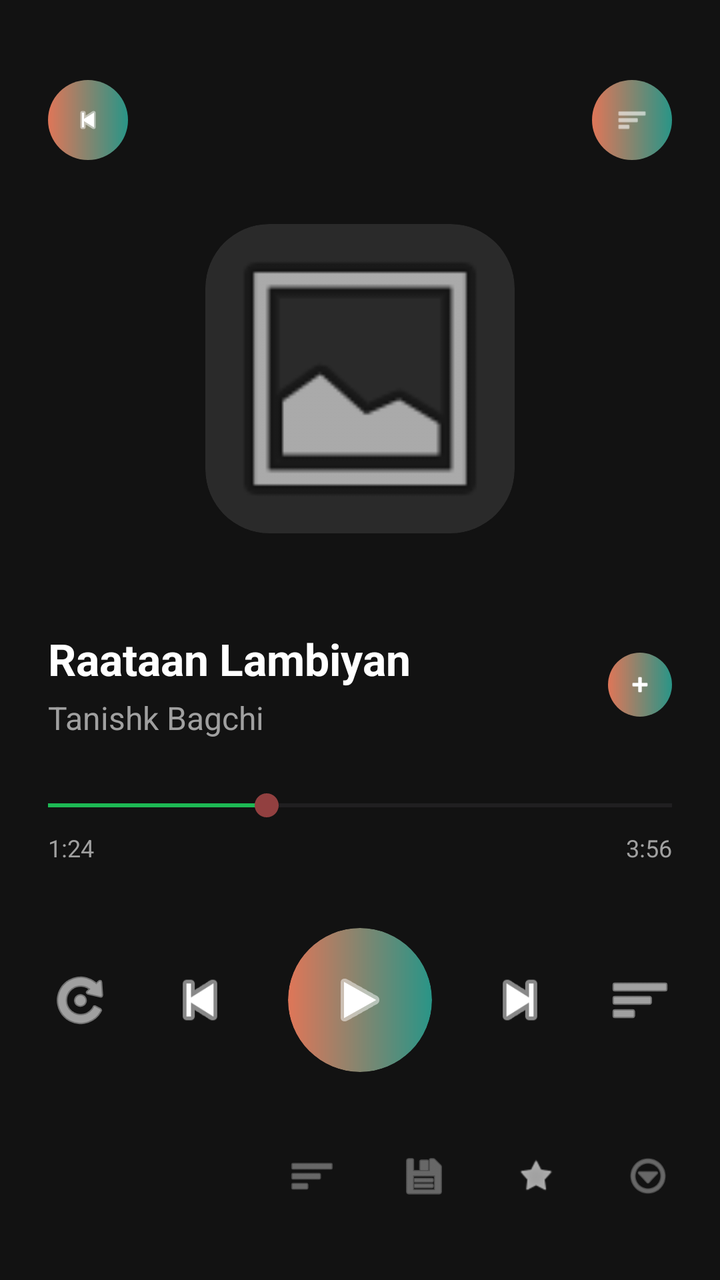
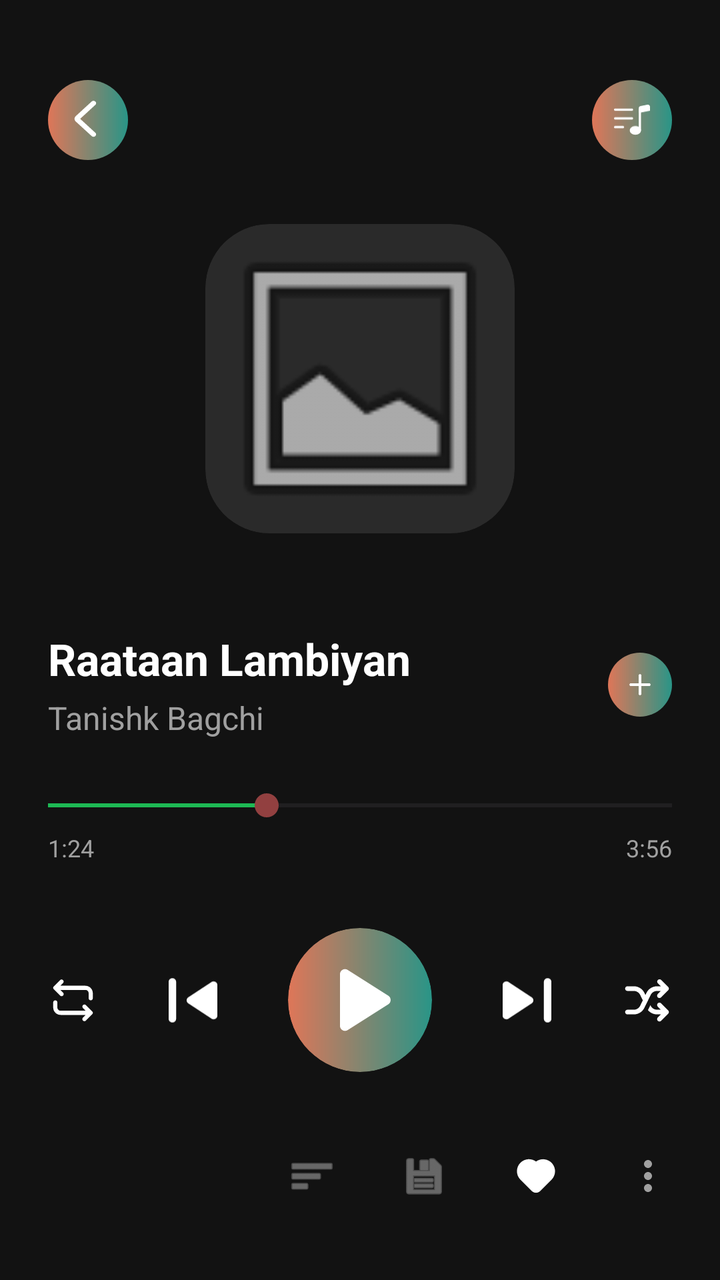

Before-and-after screenshots of an Android layout around one commit, followed by the original layout XML and the change that was made.
<!-- AndroidManifest.xml: application theme Theme.ViBePlayer -->
<!-- res/layout/fragment_player.xml -->
<?xml version="1.0" encoding="utf-8"?>
<androidx.constraintlayout.widget.ConstraintLayout xmlns:android="http://schemas.android.com/apk/res/android"
    xmlns:app="http://schemas.android.com/apk/res-auto"
    xmlns:tools="http://schemas.android.com/tools"
    android:layout_width="match_parent"
    android:layout_height="match_parent"
    android:id="@+id/playerRootLayout"
    android:background="@color/vibe_black"
    android:padding="24dp">

    <FrameLayout
        android:id="@+id/btnDownPlayer"
        android:layout_width="40dp"
        android:layout_height="40dp"
        android:layout_marginTop="16dp"
        android:background="@drawable/bg_chip_outline"
        android:clickable="true"
        android:focusable="true"
        app:layout_constraintStart_toStartOf="parent"
        app:layout_constraintTop_toTopOf="parent">

        <ImageView
            android:layout_width="16dp"
            android:layout_height="16dp"
            android:layout_gravity="center"
            android:src="@android:drawable/ic_media_previous"
            app:tint="@color/white" />
    </FrameLayout>

    <FrameLayout
        android:id="@+id/btnQueue"
        android:layout_width="40dp"
        android:layout_height="40dp"
        android:layout_marginTop="16dp"
        android:background="@drawable/bg_chip_outline"
        android:clickable="true"
        android:focusable="true"
        app:layout_constraintEnd_toEndOf="parent"
        app:layout_constraintTop_toTopOf="parent">

        <ImageView
            android:layout_width="16dp"
            android:layout_height="16dp"
            android:layout_gravity="center"
            android:src="@android:drawable/ic_menu_sort_by_size"
            app:tint="@color/white" />
    </FrameLayout>

    <androidx.cardview.widget.CardView
        android:id="@+id/cardPlayerArt"
        android:layout_width="0dp"
        android:layout_height="0dp"
        android:layout_marginTop="32dp"
        android:layout_marginBottom="48dp"
        app:cardBackgroundColor="#2A2A2A"
        app:cardCornerRadius="32dp"
        app:cardElevation="0dp"
        app:layout_constraintDimensionRatio="1:1"
        app:layout_constraintBottom_toTopOf="@id/layoutSongInfo"
        app:layout_constraintEnd_toEndOf="parent"
        app:layout_constraintStart_toStartOf="parent"
        app:layout_constraintTop_toBottomOf="@id/btnDownPlayer">

        <ImageView
            android:id="@+id/imgPlayerArt"
            android:layout_width="match_parent"
            android:layout_height="match_parent"
            android:scaleType="centerCrop"
            android:src="@android:drawable/ic_menu_gallery" />
    </androidx.cardview.widget.CardView>

    <androidx.constraintlayout.widget.ConstraintLayout
        android:id="@+id/layoutSongInfo"
        android:layout_width="match_parent"
        android:layout_height="wrap_content"
        android:layout_marginBottom="24dp"
        app:layout_constraintBottom_toTopOf="@id/layoutSeekBar">

        <TextView
            android:id="@+id/txtPlayerTitle"
            android:layout_width="0dp"
            android:singleLine="true"
            android:layout_height="wrap_content"
            android:text="Raataan Lambiyan"
            android:textColor="@color/white"
            android:textSize="22sp"
            android:textStyle="bold"
            app:layout_constraintEnd_toStartOf="@id/btnAddPlayer"
            app:layout_constraintStart_toStartOf="parent"
            app:layout_constraintTop_toTopOf="parent" />

        <TextView
            android:id="@+id/txtPlayerArtist"
            android:layout_width="0dp"
            android:layout_height="wrap_content"
            android:layout_marginTop="4dp"
            android:text="Tanishk Bagchi"
            android:textColor="#A0A0A0"
            android:textSize="16sp"
            app:layout_constraintEnd_toStartOf="@id/btnAddPlayer"
            app:layout_constraintStart_toStartOf="parent"
            app:layout_constraintTop_toBottomOf="@id/txtPlayerTitle" />

        <FrameLayout
            android:id="@+id/btnAddPlayer"
            android:layout_width="32dp"
            android:layout_height="32dp"
            android:background="@drawable/bg_chip_outline"
            app:layout_constraintBottom_toBottomOf="parent"
            app:layout_constraintEnd_toEndOf="parent"
            app:layout_constraintTop_toTopOf="parent">

            <ImageView
                android:layout_width="14dp"
                android:layout_height="14dp"
                android:layout_gravity="center"
                android:src="@android:drawable/ic_input_add"
                app:tint="@color/white" />
        </FrameLayout>
    </androidx.constraintlayout.widget.ConstraintLayout>

    <LinearLayout
        android:id="@+id/layoutSeekBar"
        android:layout_width="match_parent"
        android:layout_height="wrap_content"
        android:layout_marginBottom="32dp"
        android:orientation="vertical"
        app:layout_constraintBottom_toTopOf="@id/layoutMainControls">

        <SeekBar
            android:id="@+id/seekBarPlayer"
            android:layout_width="match_parent"
            android:layout_height="wrap_content"
            android:paddingStart="0dp"
            android:paddingEnd="0dp"
            android:progress="35"
            android:progressTint="#1DB954"
            android:thumbTint="#924040" />

        <RelativeLayout
            android:layout_width="match_parent"
            android:layout_height="wrap_content"
            android:layout_marginTop="4dp">

            <TextView
                android:id="@+id/txtCurrentTime"
                android:layout_width="wrap_content"
                android:layout_height="wrap_content"
                android:layout_alignParentStart="true"
                android:text="1:24"
                android:textColor="#A0A0A0"
                android:textSize="12sp" />

            <TextView
                android:id="@+id/txtTotalTime"
                android:layout_width="wrap_content"
                android:layout_height="wrap_content"
                android:layout_alignParentEnd="true"
                android:text="3:56"
                android:textColor="#A0A0A0"
                android:textSize="12sp" />
        </RelativeLayout>
    </LinearLayout>

    <androidx.constraintlayout.widget.ConstraintLayout
        android:id="@+id/layoutMainControls"
        android:layout_width="match_parent"
        android:layout_height="wrap_content"
        android:layout_marginBottom="40dp"
        app:layout_constraintBottom_toTopOf="@id/layoutBottomUtils">

        <ImageView
            android:id="@+id/btnRepeat"
            android:layout_width="32dp"
            android:layout_height="32dp"
            android:src="@android:drawable/ic_menu_rotate"
            app:tint="@color/white"
            app:layout_constraintBottom_toBottomOf="parent"
            app:layout_constraintStart_toStartOf="parent"
            app:layout_constraintTop_toTopOf="parent" />

        <ImageView
            android:id="@+id/btnPrev"
            android:layout_width="36dp"
            android:layout_height="36dp"
            android:src="@android:drawable/ic_media_previous"
            app:tint="@color/white"
            app:layout_constraintBottom_toBottomOf="parent"
            app:layout_constraintEnd_toStartOf="@id/cardPlayPauseWrap"
            app:layout_constraintStart_toEndOf="@id/btnRepeat"
            app:layout_constraintTop_toTopOf="parent" />

        <androidx.cardview.widget.CardView
            android:id="@+id/cardPlayPauseWrap"
            android:layout_width="72dp"
            android:layout_height="72dp"
            app:cardCornerRadius="36dp"
            app:cardBackgroundColor="@android:color/transparent"
            app:cardElevation="0dp"
            app:layout_constraintBottom_toBottomOf="parent"
            app:layout_constraintEnd_toEndOf="parent"
            app:layout_constraintStart_toStartOf="parent"
            app:layout_constraintTop_toTopOf="parent">

            <FrameLayout
                android:id="@+id/btnPlayPause"
                android:layout_width="match_parent"
                android:layout_height="match_parent"
                android:background="@drawable/bg_chip_outline">

                <ImageView
                    android:id="@+id/imgPlayPause"
                    android:layout_width="32dp"
                    android:layout_height="32dp"
                    android:layout_gravity="center"
                    android:src="@android:drawable/ic_media_play"
                    app:tint="@color/white" />
            </FrameLayout>
        </androidx.cardview.widget.CardView>

        <ImageView
            android:id="@+id/btnNext"
            android:layout_width="36dp"
            android:layout_height="36dp"
            android:src="@android:drawable/ic_media_next"
            app:tint="@color/white"
            app:layout_constraintBottom_toBottomOf="parent"
            app:layout_constraintEnd_toStartOf="@id/btnShuffle"
            app:layout_constraintStart_toEndOf="@id/cardPlayPauseWrap"
            app:layout_constraintTop_toTopOf="parent" />

        <ImageView
            android:id="@+id/btnShuffle"
            android:layout_width="32dp"
            android:layout_height="32dp"
            android:src="@android:drawable/ic_menu_sort_by_size"
            app:tint="@color/white"
            app:layout_constraintBottom_toBottomOf="parent"
            app:layout_constraintEnd_toEndOf="parent"
            app:layout_constraintTop_toTopOf="parent" />

    </androidx.constraintlayout.widget.ConstraintLayout>

    <LinearLayout
        android:id="@+id/layoutBottomUtils"
        android:layout_width="wrap_content"
        android:layout_height="wrap_content"
        android:layout_marginBottom="16dp"
        android:orientation="horizontal"
        app:layout_constraintBottom_toBottomOf="parent"
        app:layout_constraintEnd_toEndOf="parent"
        app:layout_constraintHorizontal_bias="1.0"
        app:layout_constraintStart_toStartOf="parent">

        <ImageView
            android:layout_width="24dp"
            android:layout_height="24dp"
            android:layout_marginEnd="32dp"
            android:src="@android:drawable/ic_menu_sort_by_size"
            app:tint="#A0A0A0" />

        <ImageView
            android:layout_width="24dp"
            android:layout_height="24dp"
            android:layout_marginEnd="32dp"
            android:src="@android:drawable/ic_menu_save"
            app:tint="#A0A0A0" />

        <ImageView
            android:id="@+id/btnFavorite"
            android:layout_width="24dp"
            android:layout_height="24dp"
            android:layout_marginEnd="32dp"
            android:src="@android:drawable/star_off"
            app:tint="@color/white" />

        <ImageView
            android:layout_width="24dp"
            android:layout_height="24dp"
            android:src="@android:drawable/ic_menu_more"
            app:tint="#A0A0A0" />
    </LinearLayout>

</androidx.constraintlayout.widget.ConstraintLayout>
<!-- resources referenced by this layout -->
<resources>
  <!-- unchanged entries left out for length: 5 -->
</resources>

<!-- the commit's change to res/layout/fragment_player.xml (unified diff, before → after) -->
@@ -20,10 +20,11 @@
         app:layout_constraintTop_toTopOf="parent">
 
         <ImageView
-            android:layout_width="16dp"
-            android:layout_height="16dp"
+            android:layout_width="28dp"
+            android:layout_height="24dp"
             android:layout_gravity="center"
-            android:src="@android:drawable/ic_media_previous"
+            android:paddingEnd="3dp"
+            android:src="@drawable/ic_back_arrow"
             app:tint="@color/white" />
     </FrameLayout>
 
@@ -39,10 +40,10 @@
         app:layout_constraintTop_toTopOf="parent">
 
         <ImageView
-            android:layout_width="16dp"
-            android:layout_height="16dp"
+            android:layout_width="18dp"
+            android:layout_height="18dp"
             android:layout_gravity="center"
-            android:src="@android:drawable/ic_menu_sort_by_size"
+            android:src="@drawable/ic_queue_list"
             app:tint="@color/white" />
     </FrameLayout>
 
@@ -111,10 +112,10 @@
             app:layout_constraintTop_toTopOf="parent">
 
             <ImageView
-                android:layout_width="14dp"
-                android:layout_height="14dp"
+                android:layout_width="18dp"
+                android:layout_height="18dp"
                 android:layout_gravity="center"
-                android:src="@android:drawable/ic_input_add"
+                android:src="@drawable/ic_add"
                 app:tint="@color/white" />
         </FrameLayout>
     </androidx.constraintlayout.widget.ConstraintLayout>
@@ -171,9 +172,9 @@
 
         <ImageView
             android:id="@+id/btnRepeat"
-            android:layout_width="32dp"
-            android:layout_height="32dp"
-            android:src="@android:drawable/ic_menu_rotate"
+            android:layout_width="25dp"
+            android:layout_height="25dp"
+            android:src="@drawable/ic_repeat"
             app:tint="@color/white"
             app:layout_constraintBottom_toBottomOf="parent"
             app:layout_constraintStart_toStartOf="parent"
@@ -181,9 +182,9 @@
 
         <ImageView
             android:id="@+id/btnPrev"
-            android:layout_width="36dp"
-            android:layout_height="36dp"
-            android:src="@android:drawable/ic_media_previous"
+            android:layout_width="45dp"
+            android:layout_height="45dp"
+            android:src="@drawable/ic_previous"
             app:tint="@color/white"
             app:layout_constraintBottom_toBottomOf="parent"
             app:layout_constraintEnd_toStartOf="@id/cardPlayPauseWrap"
@@ -210,19 +211,19 @@
 
                 <ImageView
                     android:id="@+id/imgPlayPause"
-                    android:layout_width="32dp"
-                    android:layout_height="32dp"
+                    android:layout_width="60dp"
+                    android:layout_height="60dp"
                     android:layout_gravity="center"
-                    android:src="@android:drawable/ic_media_play"
+                    android:src="@drawable/ic_play"
                     app:tint="@color/white" />
             </FrameLayout>
         </androidx.cardview.widget.CardView>
 
         <ImageView
             android:id="@+id/btnNext"
-            android:layout_width="36dp"
-            android:layout_height="36dp"
-            android:src="@android:drawable/ic_media_next"
+            android:layout_width="45dp"
+            android:layout_height="45dp"
+            android:src="@drawable/ic_next"
             app:tint="@color/white"
             app:layout_constraintBottom_toBottomOf="parent"
             app:layout_constraintEnd_toStartOf="@id/btnShuffle"
@@ -231,9 +232,9 @@
 
         <ImageView
             android:id="@+id/btnShuffle"
-            android:layout_width="32dp"
-            android:layout_height="32dp"
-            android:src="@android:drawable/ic_menu_sort_by_size"
+            android:layout_width="25dp"
+            android:layout_height="25dp"
+            android:src="@drawable/ic_shuffle"
             app:tint="@color/white"
             app:layout_constraintBottom_toBottomOf="parent"
             app:layout_constraintEnd_toEndOf="parent"
@@ -271,13 +272,13 @@
             android:layout_width="24dp"
             android:layout_height="24dp"
             android:layout_marginEnd="32dp"
-            android:src="@android:drawable/star_off"
-            app:tint="@color/white" />
-
-        <ImageView
-            android:layout_width="24dp"
-            android:layout_height="24dp"
-            android:src="@android:drawable/ic_menu_more"
+            android:src="@drawable/ic_heart"
+             />
+
+        <ImageView
+            android:layout_width="24dp"
+            android:layout_height="24dp"
+            android:src="@drawable/ic_three_dot"
             app:tint="#A0A0A0" />
     </LinearLayout>
 
<!-- resource entries referenced after the edit -->
@@ -1,5 +1,99 @@
 <!-- resources referenced by this layout -->
 <resources>
+  <!-- drawable ic_add (drawable) -->
+  <vector xmlns:android="http://schemas.android.com/apk/res/android"
+      android:width="56dp"
+      android:height="56dp"
+      android:viewportWidth="56"
+      android:viewportHeight="56">
+    <path
+        android:pathData="M25.667,30.333H14C13.339,30.333 12.785,30.109 12.339,29.661C11.892,29.213 11.668,28.66 11.667,28C11.665,27.34 11.889,26.787 12.339,26.339C12.788,25.891 13.342,25.667 14,25.667H25.667V14C25.667,13.339 25.891,12.785 26.339,12.339C26.787,11.892 27.34,11.668 28,11.667C28.66,11.665 29.214,11.889 29.664,12.339C30.113,12.788 30.337,13.342 30.333,14V25.667H42C42.661,25.667 43.216,25.891 43.664,26.339C44.112,26.787 44.335,27.34 44.333,28C44.332,28.66 44.108,29.214 43.661,29.664C43.215,30.113 42.661,30.337 42,30.333H30.333V42C30.333,42.661 30.109,43.216 29.661,43.664C29.213,44.112 28.66,44.335 28,44.333C27.34,44.332 26.787,44.108 26.339,43.661C25.891,43.215 25.667,42.661 25.667,42V30.333Z"
+        android:fillColor="#ffffff"/>
+  </vector>
+  <!-- drawable ic_back_arrow (drawable) -->
+  <vector xmlns:android="http://schemas.android.com/apk/res/android"
+      android:width="40dp"
+      android:height="40dp"
+      android:viewportWidth="40"
+      android:viewportHeight="40">
+    <path
+        android:pathData="M15.694,19.011L28.354,30.638C28.785,31.034 28.993,31.495 28.979,32.022C28.965,32.55 28.743,33.011 28.311,33.407C27.879,33.802 27.377,34 26.804,34C26.231,34 25.728,33.802 25.297,33.407L12.033,21.265C11.689,20.948 11.431,20.593 11.258,20.197C11.086,19.802 11,19.406 11,19.011C11,18.615 11.086,18.22 11.258,17.824C11.431,17.429 11.689,17.073 12.033,16.756L25.297,4.575C25.727,4.179 26.237,3.988 26.826,4.001C27.415,4.013 27.925,4.218 28.354,4.614C28.784,5.011 28.999,5.472 29,5.999C29.001,6.525 28.786,6.986 28.354,7.383L15.694,19.011Z"
+        android:fillColor="#ffffff"/>
+  </vector>
+  <!-- drawable ic_heart (drawable) -->
+  <vector xmlns:android="http://schemas.android.com/apk/res/android"
+      android:width="20dp"
+      android:height="20dp"
+      android:viewportWidth="20"
+      android:viewportHeight="20">
+    <path
+        android:pathData="M3.518,4.47C4.361,3.627 5.477,3.113 6.666,3.02C7.854,2.928 9.037,3.263 10,3.965C11.018,3.229 12.275,2.902 13.523,3.051C14.77,3.199 15.916,3.811 16.732,4.766C17.549,5.72 17.976,6.947 17.93,8.202C17.884,9.457 17.367,10.649 16.482,11.541L11.767,16.255C11.299,16.724 10.663,16.987 10,16.987C9.337,16.987 8.701,16.724 8.232,16.255L3.518,11.542C2.581,10.604 2.054,9.332 2.054,8.006C2.054,6.68 2.581,5.408 3.518,4.47Z"
+        android:fillColor="#ffffff"
+        android:fillType="evenOdd"/>
+  </vector>
+  <!-- drawable ic_next (drawable) -->
+  <vector xmlns:android="http://schemas.android.com/apk/res/android"
+      android:width="57dp"
+      android:height="56dp"
+      android:viewportWidth="57"
+      android:viewportHeight="56">
+    <path
+        android:pathData="M39.188,39.667V16.333C39.188,15.672 39.416,15.118 39.871,14.672C40.327,14.226 40.891,14.002 41.563,14C42.234,13.998 42.798,14.222 43.256,14.672C43.714,15.122 43.941,15.675 43.938,16.333V39.667C43.938,40.328 43.709,40.882 43.254,41.33C42.798,41.778 42.234,42.002 41.563,42C40.891,41.999 40.327,41.775 39.871,41.328C39.416,40.882 39.188,40.328 39.188,39.667ZM13.063,37.625V18.375C13.063,17.675 13.3,17.111 13.775,16.683C14.25,16.256 14.804,16.042 15.438,16.042C15.635,16.042 15.853,16.061 16.091,16.1C16.328,16.139 16.546,16.236 16.744,16.392L31.469,26.075C31.825,26.308 32.093,26.591 32.271,26.922C32.45,27.253 32.539,27.613 32.537,28C32.536,28.387 32.447,28.747 32.271,29.08C32.096,29.413 31.828,29.695 31.469,29.925L16.744,39.608C16.546,39.764 16.328,39.861 16.091,39.9C15.853,39.939 15.635,39.958 15.438,39.958C14.804,39.958 14.25,39.744 13.775,39.317C13.3,38.889 13.063,38.325 13.063,37.625Z"
+        android:fillColor="#ffffff"/>
+  </vector>
+  <!-- drawable ic_play (drawable) -->
+  <vector xmlns:android="http://schemas.android.com/apk/res/android"
+      android:width="40dp"
+      android:height="40dp"
+      android:viewportWidth="40"
+      android:viewportHeight="40">
+    <path
+        android:pathData="M13.333,28.625V11.375C13.333,10.903 13.5,10.507 13.833,10.187C14.167,9.867 14.556,9.707 15,9.708C15.139,9.708 15.285,9.729 15.438,9.77C15.592,9.811 15.737,9.874 15.875,9.958L29.458,18.583C29.708,18.75 29.896,18.958 30.022,19.208C30.147,19.458 30.209,19.722 30.208,20C30.207,20.278 30.145,20.542 30.022,20.792C29.898,21.042 29.711,21.25 29.458,21.417L15.875,30.042C15.736,30.125 15.59,30.188 15.438,30.23C15.286,30.272 15.14,30.293 15,30.292C14.556,30.292 14.167,30.132 13.833,29.812C13.5,29.492 13.333,29.096 13.333,28.625Z"
+        android:fillColor="#ffffff"/>
+  </vector>
+  <!-- drawable ic_previous (drawable) -->
+  <vector xmlns:android="http://schemas.android.com/apk/res/android"
+      android:width="56dp"
+      android:height="55dp"
+      android:viewportWidth="56"
+      android:viewportHeight="55">
+    <path
+        android:pathData="M12.833,38.958V16.042C12.833,15.392 13.057,14.849 13.505,14.41C13.953,13.972 14.507,13.752 15.167,13.75C15.826,13.748 16.381,13.969 16.83,14.41C17.28,14.851 17.503,15.395 17.5,16.042V38.958C17.5,39.608 17.276,40.152 16.828,40.592C16.38,41.032 15.826,41.251 15.167,41.25C14.507,41.249 13.953,41.028 13.505,40.59C13.057,40.152 12.833,39.608 12.833,38.958ZM39.55,38.901L25.083,29.391C24.733,29.162 24.471,28.885 24.297,28.561C24.123,28.237 24.035,27.883 24.033,27.5C24.032,27.117 24.12,26.764 24.297,26.441C24.474,26.119 24.736,25.842 25.083,25.609L39.55,16.099C39.744,15.946 39.958,15.851 40.192,15.813C40.425,15.774 40.639,15.755 40.833,15.755C41.456,15.755 42,15.965 42.467,16.385C42.933,16.806 43.167,17.359 43.167,18.047V36.953C43.167,37.641 42.933,38.194 42.467,38.615C42,39.035 41.456,39.245 40.833,39.245C40.639,39.245 40.425,39.226 40.192,39.188C39.958,39.149 39.744,39.054 39.55,38.901Z"
+        android:fillColor="#ffffff"/>
+  </vector>
+  <!-- drawable ic_queue_list (drawable) -->
+  <vector xmlns:android="http://schemas.android.com/apk/res/android"
+      android:width="20dp"
+      android:height="17dp"
+      android:viewportWidth="20"
+      android:viewportHeight="17">
+    <path
+        android:pathData="M15,14.264C15,15.602 13.6,16.686 11.875,16.686C10.15,16.686 8.75,15.602 8.75,14.264C8.75,12.926 10.15,11.842 11.875,11.842C13.6,11.842 15,12.926 15,14.264Z"
+        android:fillColor="#ffffff"/>
+    <path
+        android:pathData="M15,2.155V14.264H13.75V2.155H15Z"
+        android:fillColor="#ffffff"
+        android:fillType="evenOdd"/>
+    <path
+        android:pathData="M13.75,1.937C13.75,1.657 13.85,1.386 14.034,1.169C14.217,0.953 14.472,0.805 14.755,0.75L18.505,0.023C18.686,-0.012 18.873,-0.007 19.053,0.036C19.232,0.079 19.399,0.161 19.542,0.274C19.685,0.388 19.801,0.531 19.88,0.692C19.959,0.854 20,1.031 20,1.21V3.366L13.75,4.577V1.937Z"
+        android:fillColor="#ffffff"/>
+    <path
+        android:pathData="M0,12.448C0,12.287 0.066,12.133 0.183,12.02C0.3,11.906 0.459,11.842 0.625,11.842H5C5.166,11.842 5.325,11.906 5.442,12.02C5.559,12.133 5.625,12.287 5.625,12.448C5.625,12.608 5.559,12.762 5.442,12.876C5.325,12.989 5.166,13.053 5,13.053H0.625C0.459,13.053 0.3,12.989 0.183,12.876C0.066,12.762 0,12.608 0,12.448ZM0,7.604C0,7.443 0.066,7.289 0.183,7.176C0.3,7.062 0.459,6.999 0.625,6.999H10C10.166,6.999 10.325,7.062 10.442,7.176C10.559,7.289 10.625,7.443 10.625,7.604C10.625,7.765 10.559,7.919 10.442,8.032C10.325,8.146 10.166,8.209 10,8.209H0.625C0.459,8.209 0.3,8.146 0.183,8.032C0.066,7.919 0,7.765 0,7.604ZM0,2.76C0,2.6 0.066,2.446 0.183,2.332C0.3,2.219 0.459,2.155 0.625,2.155H10C10.166,2.155 10.325,2.219 10.442,2.332C10.559,2.446 10.625,2.6 10.625,2.76C10.625,2.921 10.559,3.075 10.442,3.188C10.325,3.302 10.166,3.366 10,3.366H0.625C0.459,3.366 0.3,3.302 0.183,3.188C0.066,3.075 0,2.921 0,2.76Z"
+        android:fillColor="#ffffff"
+        android:fillType="evenOdd"/>
+  </vector>
+  <!-- drawable ic_repeat: vector/xml drawable (drawable, 2705 chars, omitted) -->
+  <!-- drawable ic_shuffle: vector/xml drawable (drawable, 2535 chars, omitted) -->
+  <!-- drawable ic_three_dot (drawable) -->
+  <vector xmlns:android="http://schemas.android.com/apk/res/android"
+      android:width="20dp"
+      android:height="20dp"
+      android:viewportWidth="20"
+      android:viewportHeight="20">
+    <path
+        android:pathData="M8.333,10C8.333,10.442 8.509,10.866 8.821,11.178C9.134,11.491 9.558,11.667 10,11.667C10.442,11.667 10.866,11.491 11.179,11.178C11.491,10.866 11.667,10.442 11.667,10C11.667,9.558 11.491,9.134 11.179,8.821C10.866,8.509 10.442,8.333 10,8.333C9.558,8.333 9.134,8.509 8.821,8.821C8.509,9.134 8.333,9.558 8.333,10ZM8.333,5C8.333,5.442 8.509,5.866 8.821,6.178C9.134,6.491 9.558,6.667 10,6.667C10.442,6.667 10.866,6.491 11.179,6.178C11.491,5.866 11.667,5.442 11.667,5C11.667,4.558 11.491,4.134 11.179,3.821C10.866,3.509 10.442,3.333 10,3.333C9.558,3.333 9.134,3.509 8.821,3.821C8.509,4.134 8.333,4.558 8.333,5ZM8.333,15C8.333,15.442 8.509,15.866 8.821,16.178C9.134,16.491 9.558,16.667 10,16.667C10.442,16.667 10.866,16.491 11.179,16.178C11.491,15.866 11.667,15.442 11.667,15C11.667,14.558 11.491,14.134 11.179,13.821C10.866,13.509 10.442,13.333 10,13.333C9.558,13.333 9.134,13.509 8.821,13.821C8.509,14.134 8.333,14.558 8.333,15Z"
+        android:fillColor="#ffffff"/>
+  </vector>
   <!-- unchanged entries left out for length: 5 -->
 </resources>
 
